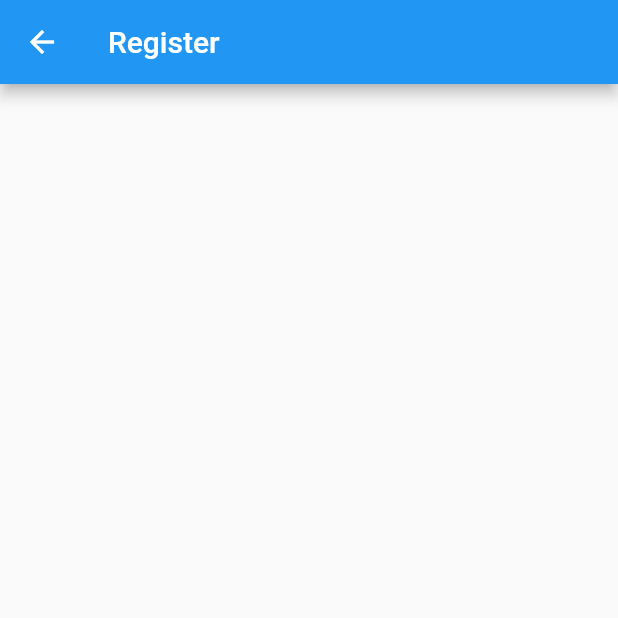
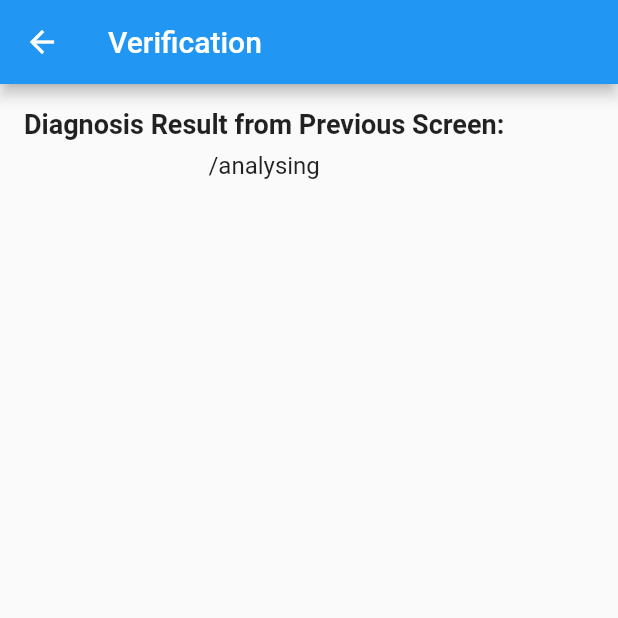
Before and after one commit to OshiniWathsala99/flutter_fe, a Flutter app: the VerificationScreen screen opened by its route, on a phone screen of 412 x 824 dp, the top half of it. Run offline on Flutter 3.47's test engine with Material 2 defaults, Android fonts, the phone set to English and light mode, and no system bars; our stand-ins replace firebase_auth, firebase_core, image_picker; accounts and stored records are empty.

Commit message:
flw frm diag-aly & few veri, mst impr timer inanly

```diff
--- a/fe_ecg/lib/history.dart
+++ b/fe_ecg/lib/history.dart
@@ -33,7 +33,7 @@ class _HistoryScreenState extends State<historyscreen> {
 
   Future<void> fetchData() async {
     final response = await http.get(Uri.parse(
-        'https://1a4e-112-134-168-201.ngrok-free.app/model/previous?name=oshini wathsala'));
+        'https://ad27-112-134-168-201.ngrok-free.app/model/previous?name=oshini wathsala'));
     if (response.statusCode == 200) {
       final Map<String, dynamic> data = json.decode(response.body);
       setState(() {
--- a/fe_ecg/lib/main.dart
+++ b/fe_ecg/lib/main.dart
@@ -40,8 +40,10 @@ class MyApp extends StatelessWidget {
         AppRoutes.camdiagnosis: (context) =>
             cameradiagnosisscreen(), // Add the DiagnosisScreen route
         AppRoutes.history: (context) => historyscreen(),
-        AppRoutes.verification: (context) => VerificationScreen(),
-        AppRoutes.analyzing: (context) => AnalysingScreen(),
+        AppRoutes.verification: (context) =>
+            VerificationScreen(diseaseResult: AppRoutes.analyzing),
+        AppRoutes.analyzing: (context) =>
+            AnalysingScreen(diseaseResult: AppRoutes.camdiagnosis),
       },
     );
   }
--- a/fe_ecg/lib/registerui.dart
+++ b/fe_ecg/lib/registerui.dart
@@ -36,7 +36,7 @@ class _RegistrationFormState extends State<RegistrationForm> {
   Future<void> createUser() async {
     // Define the API endpoint URL
     final apiUrl =
-        Uri.parse('https://1a4e-112-134-168-201.ngrok-free.app/user/add');
+        Uri.parse('https://ad27-112-134-168-201.ngrok-free.app/user/add');
 
     try {
       // Create a JSON payload with the data you want to send
--- a/fe_ecg/lib/verifydiagnosis.dart
+++ b/fe_ecg/lib/verifydiagnosis.dart
@@ -1,14 +1,38 @@
 import 'package:flutter/material.dart';
 
 class VerificationScreen extends StatelessWidget {
+  final String diseaseResult; // Add this field
+
+  VerificationScreen({required this.diseaseResult}); // Update the constructor
+
   @override
   Widget build(BuildContext context) {
     return Scaffold(
       appBar: AppBar(
-        title: Text('Register'),
+        title: Text('Verification'),
       ),
       body: Padding(
         padding: const EdgeInsets.all(16.0),
+        child: Column(
+          crossAxisAlignment: CrossAxisAlignment.center,
+          children: [
+            Text(
+              'Diagnosis Result from Previous Screen:',
+              style: TextStyle(
+                fontSize: 18,
+                fontWeight: FontWeight.bold,
+              ),
+            ),
+            SizedBox(height: 8),
+            Text(
+              diseaseResult, // Display the disease result
+              style: TextStyle(
+                fontSize: 16,
+              ),
+            ),
+            // Add your verification UI components here
+          ],
+        ),
       ),
     );
   }
```
Also changed, not shown: fe_ecg/lib/analysing.dart (+16 -0 lines), fe_ecg/lib/cameradiagnosisui.dart (+17 -4 lines).
